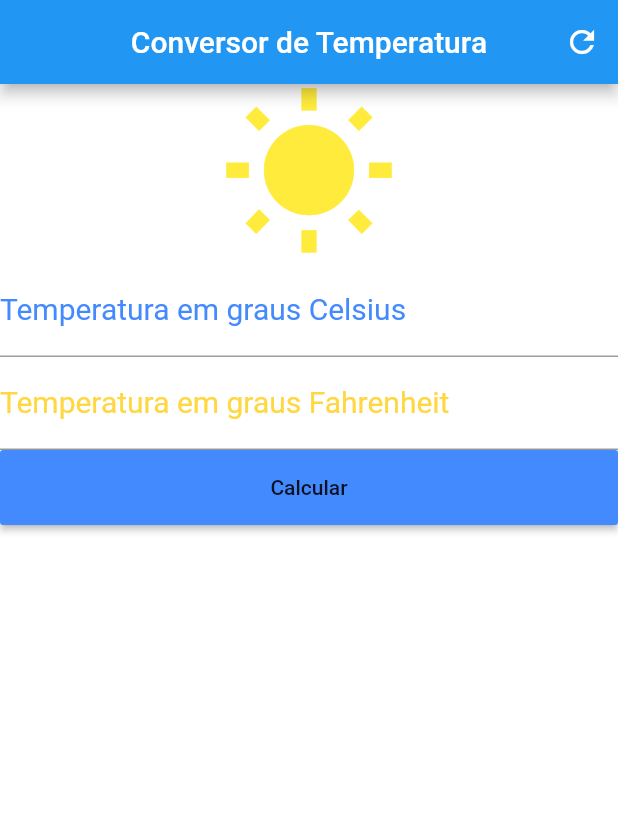
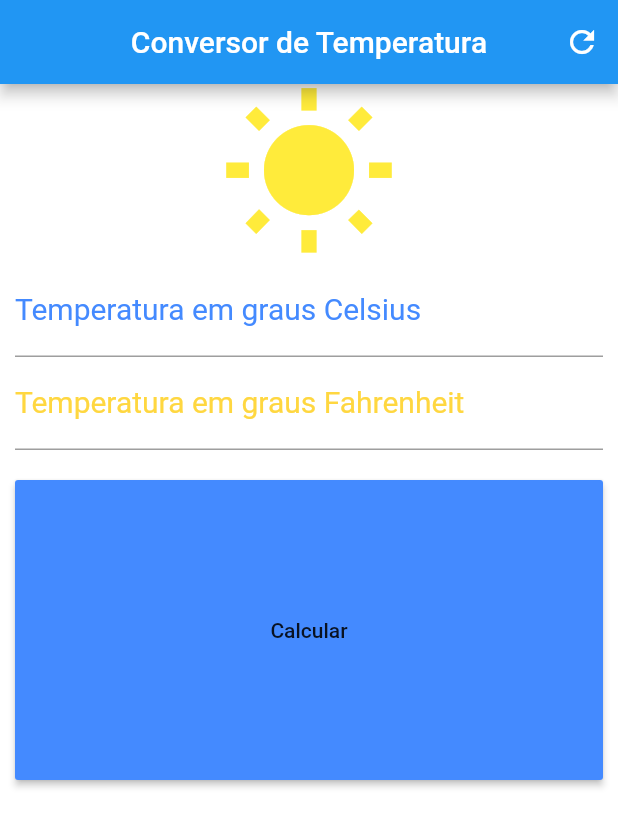
Before and after one commit to virgilionkanu/mobile-flutter-conversor, a Flutter app: the screen it shows after launch, on a phone screen of 412 x 824 dp. Shown: the top 827 px of the screen. Run offline on Flutter 3.47's test engine with Material 2 defaults, Android fonts, the phone set to English and light mode, and no system bars.

Commit message:
Ajustando os elementos

```diff
--- a/lib/main.dart
+++ b/lib/main.dart
@@ -37,8 +37,13 @@ class _HomeState extends State<Home> {
     );
 
     Container containerBtn = Container(
-      height: 50.0,
+      height: 200.0,
       child: raisedButton,
+    );
+
+    Padding padding = Padding(
+      padding: EdgeInsets.only(top: 20.0),
+      child: containerBtn,
     );
 
     TextField tempCelsius = TextField(
@@ -67,14 +72,19 @@ class _HomeState extends State<Home> {
         icon,
         tempCelsius,
         tempFahrenheit,
-        containerBtn,
+        padding,
       ],
+    );
+
+    SingleChildScrollView singleChildScrollView = SingleChildScrollView(
+      child: column,
+      padding: EdgeInsets.fromLTRB(10.0, 0, 10.0, 0),
     );
 
     Scaffold scaffold = Scaffold(
       appBar: appBar,
       backgroundColor: Colors.white,
-      body: column,
+      body: singleChildScrollView,
     );
 
     return scaffold;
```
